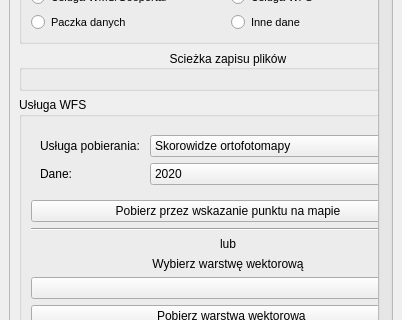
envirosolutionspl/pobieracz_danych_gugik, file pobieracz_danych_gugik_base.ui: the form before one commit; both pictures show x 0 to 402 and y 138 to 458 of the 402 by 919 pixel window.
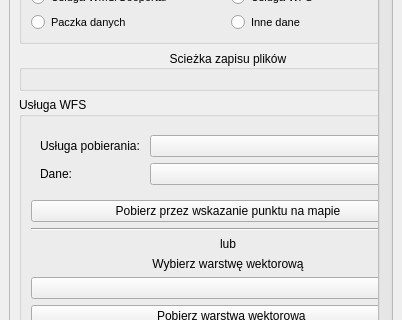
The form after the commit. Icons and pictures are not drawn. Custom widgets are drawn as their Qt base class.

Commit message: Naprawa odczytywania danych dla WFS

The edit to the form file:
```diff
--- a/pobieracz_danych_gugik_base.ui
+++ b/pobieracz_danych_gugik_base.ui
@@ -35,8 +35,8 @@
         <rect>
          <x>0</x>
          <y>0</y>
-         <width>358</width>
-         <height>914</height>
+         <width>382</width>
+         <height>877</height>
         </rect>
        </property>
        <layout class="QVBoxLayout" name="verticalLayout_2">
@@ -233,13 +233,7 @@
                </widget>
               </item>
               <item row="0" column="1">
-               <widget class="QComboBox" name="wfs_service_cmbbx">
-                <item>
-                 <property name="text">
-                  <string>Skorowidze ortofotomapy</string>
-                 </property>
-                </item>
-               </widget>
+               <widget class="QComboBox" name="wfs_service_cmbbx"/>
               </item>
               <item row="1" column="0">
                <widget class="QLabel" name="label_19">
@@ -249,13 +243,7 @@
                </widget>
               </item>
               <item row="1" column="1">
-               <widget class="QComboBox" name="wfs_layer_cmbbx">
-                <item>
-                 <property name="text">
-                  <string>2020</string>
-                 </property>
-                </item>
-               </widget>
+               <widget class="QComboBox" name="wfs_layer_cmbbx"/>
               </item>
              </layout>
             </widget>
```
Left out of the diff: 2 changed lines with no effect on the pictures. The commit also changes 3 other files.
